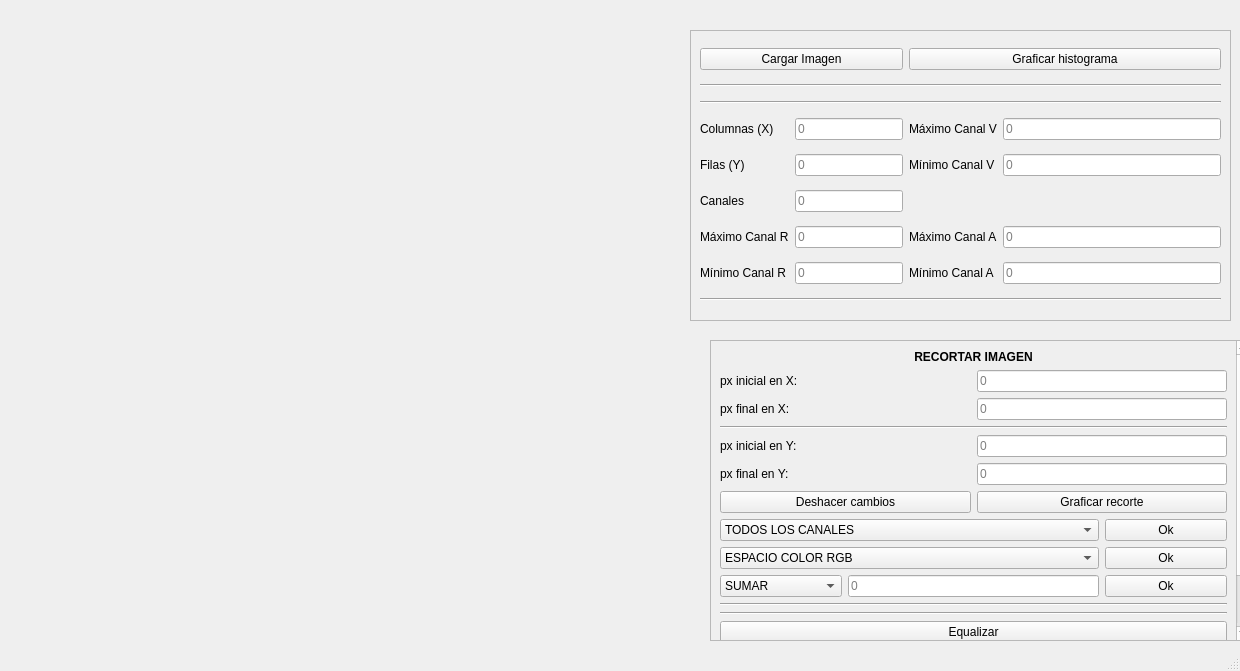
The window that Ventanappal.ui (imEag/Cell-Count-With-Image-Vision) describes before a commit, drawn with Qt 5.
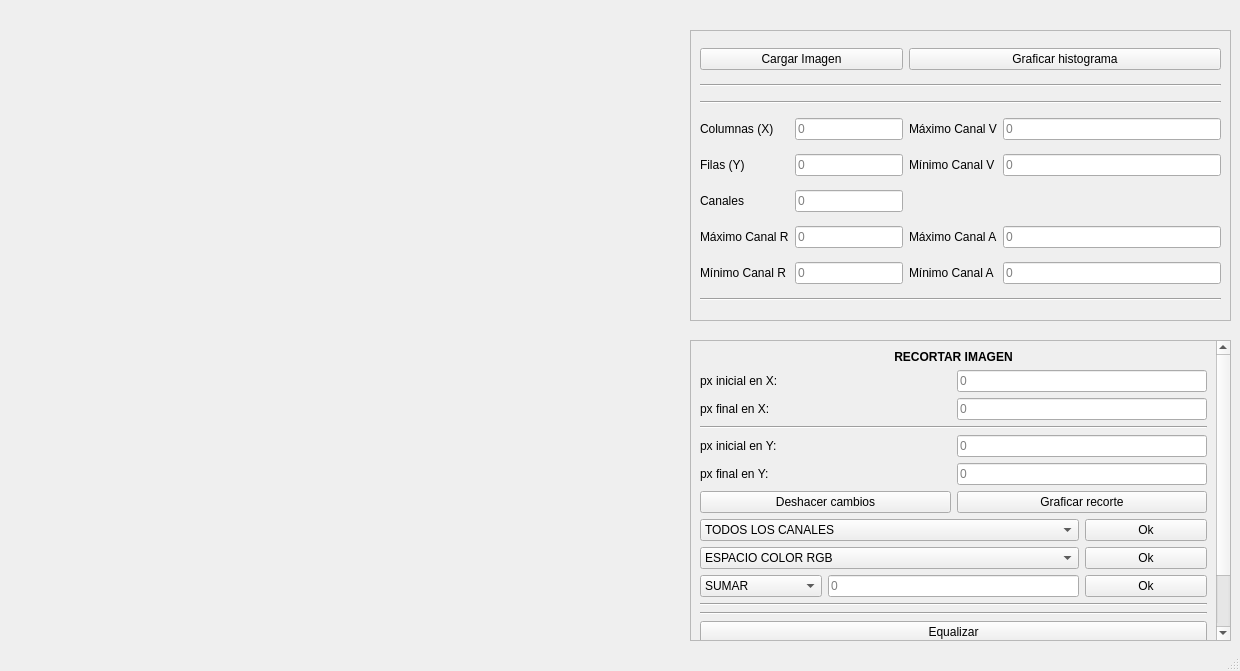
The same window after the commit.

```diff
--- a/Ventanappal.ui
+++ b/Ventanappal.ui
@@ -59,7 +59,7 @@
    <widget class="QScrollArea" name="scrollArea">
     <property name="geometry">
      <rect>
-      <x>710</x>
+      <x>690</x>
       <y>340</y>
       <width>541</width>
       <height>301</height>
@@ -75,7 +75,7 @@
      <property name="geometry">
       <rect>
        <x>0</x>
-       <y>-37</y>
+       <y>-66</y>
        <width>522</width>
        <height>365</height>
       </rect>
```
Left out of the diff: 188 changed lines with no effect on the pictures.
